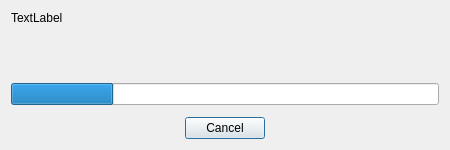
kery/MacVisTat, file VisualStatistics/ProgressDialog.ui: the form before one commit.
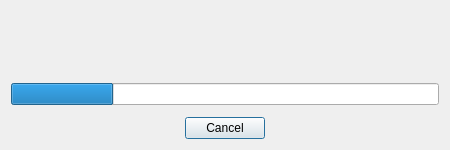
The form after the commit.

Patch:
```diff
--- a/VisualStatistics/ProgressDialog.ui
+++ b/VisualStatistics/ProgressDialog.ui
@@ -15,10 +15,7 @@
     <number>12</number>
    </property>
    <item>
-    <widget class="QLabel" name="label">
-     <property name="text">
-      <string>TextLabel</string>
-     </property>
+    <widget class="QLabel" name="descLabel">
      <property name="alignment">
       <set>Qt::AlignLeading|Qt::AlignLeft|Qt::AlignTop</set>
      </property>
```
